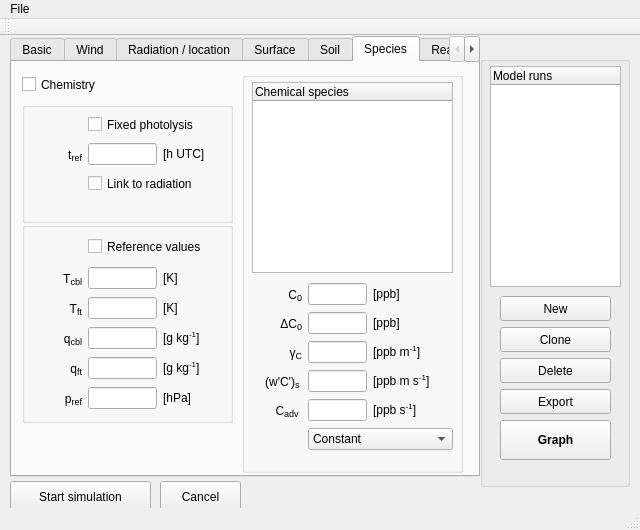
classmodel/modelgui, file mainwindow.ui: the form before one commit.
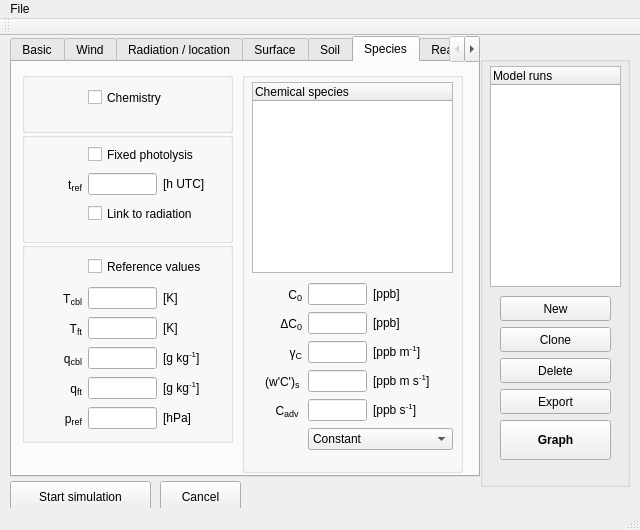
The form after the commit. The open tabs and pages were chosen to show the change.

Commit message: Added names to input/labels species and reactions

```diff
--- a/mainwindow.ui
+++ b/mainwindow.ui
@@ -3183,9 +3183,9 @@
       <property name="geometry">
        <rect>
         <x>10</x>
-        <y>40</y>
+        <y>70</y>
         <width>211</width>
-        <height>121</height>
+        <height>111</height>
        </rect>
       </property>
       <property name="title">
@@ -3300,7 +3300,7 @@
       <property name="geometry">
        <rect>
         <x>10</x>
-        <y>160</y>
+        <y>180</y>
         <width>211</width>
         <height>201</height>
        </rect>
@@ -3799,36 +3799,67 @@
        </layout>
       </widget>
      </widget>
-     <widget class="QCheckBox" name="sw_ml_2">
+     <widget class="QGroupBox" name="chem_group">
       <property name="geometry">
        <rect>
         <x>10</x>
         <y>10</y>
-        <width>189</width>
-        <height>25</height>
+        <width>211</width>
+        <height>61</height>
        </rect>
       </property>
-      <property name="minimumSize">
-       <size>
-        <width>0</width>
-        <height>25</height>
-       </size>
+      <property name="title">
+       <string/>
       </property>
-      <property name="maximumSize">
-       <size>
-        <width>16777215</width>
-        <height>25</height>
-       </size>
-      </property>
-      <property name="toolTip">
-       <string>mixed-layer model switch</string>
-      </property>
-      <property name="layoutDirection">
-       <enum>Qt::LeftToRight</enum>
-      </property>
-      <property name="text">
-       <string>Chemistry</string>
-      </property>
+      <widget class="QWidget" name="gridLayoutWidget_26">
+       <property name="geometry">
+        <rect>
+         <x>10</x>
+         <y>10</y>
+         <width>191</width>
+         <height>31</height>
+        </rect>
+       </property>
+       <layout class="QGridLayout" name="chem_grid" columnstretch="0,1,0" columnminimumwidth="50,0,60">
+        <property name="sizeConstraint">
+         <enum>QLayout::SetMinimumSize</enum>
+        </property>
+        <item row="0" column="1" colspan="2">
+         <widget class="QCheckBox" name="sw_chem">
+          <property name="minimumSize">
+           <size>
+            <width>0</width>
+            <height>25</height>
+           </size>
+          </property>
+          <property name="maximumSize">
+           <size>
+            <width>16777215</width>
+            <height>25</height>
+           </size>
+          </property>
+          <property name="toolTip">
+           <string>mixed-layer model switch</string>
+          </property>
+          <property name="layoutDirection">
+           <enum>Qt::LeftToRight</enum>
+          </property>
+          <property name="text">
+           <string>Chemistry</string>
+          </property>
+         </widget>
+        </item>
+        <item row="0" column="0">
+         <widget class="QLabel" name="label_chem_dummy">
+          <property name="text">
+           <string> </string>
+          </property>
+         </widget>
+        </item>
+       </layout>
+      </widget>
+      <zorder>gridLayoutWidget_26</zorder>
+      <zorder>gridLayoutWidget_26</zorder>
      </widget>
     </widget>
     <widget class="QWidget" name="chemreactionsTab">
```
Left out of the diff: 297 changed lines with no effect on the pictures.
